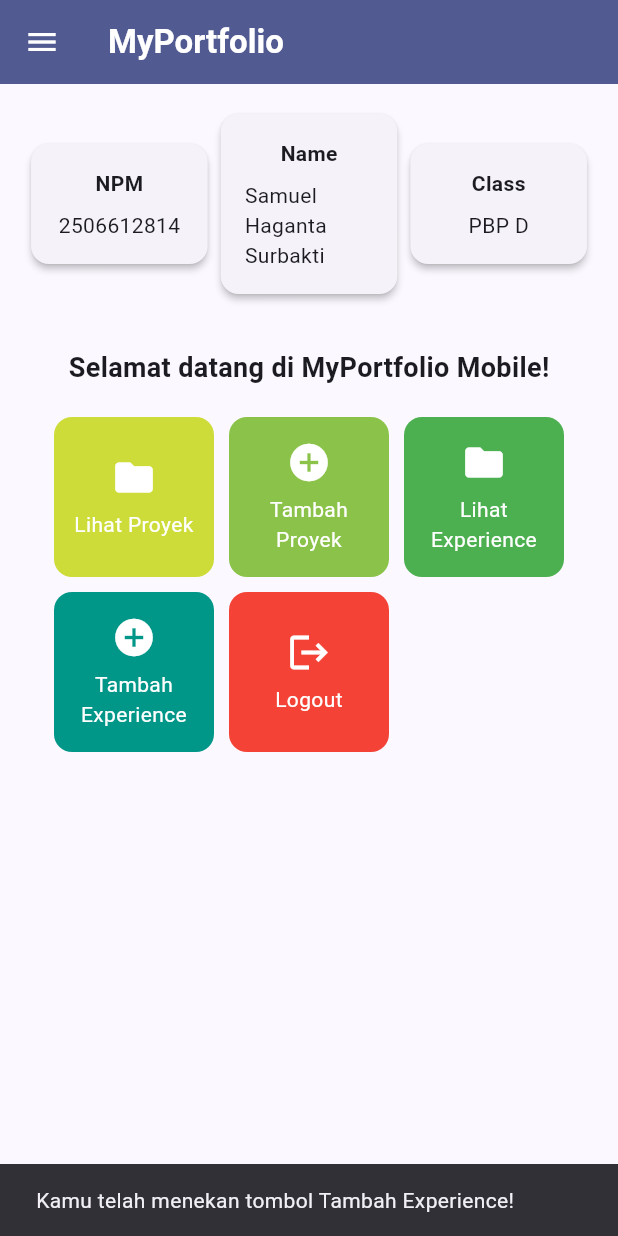
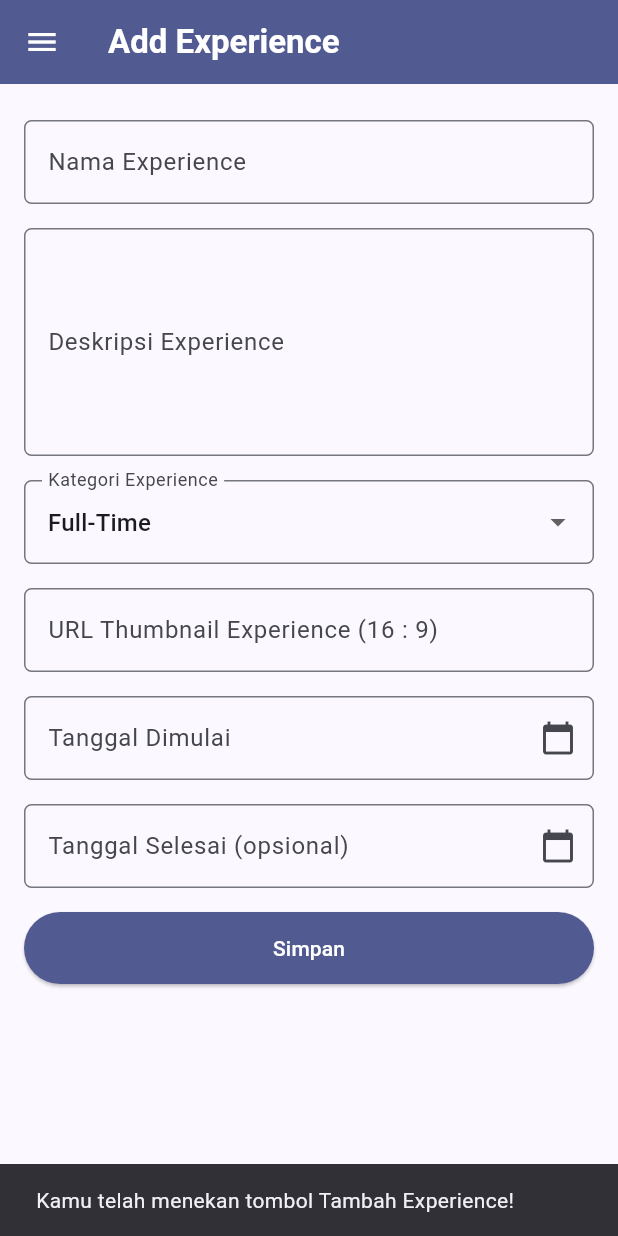
Before and after one commit to SamuelHagantaSurbakti/myportofolio_mobile, a Flutter app: the LeftDrawer widget shown alone on an empty page, opened directly, after a tap on "Home", after a tap on "Tambah Experience", on a phone screen of 412 x 824 dp. Run offline on Flutter 3.47's test engine with Material 3 defaults, Android fonts, the phone set to English and light mode, and no system bars.

Commit message:
Feat: Menyelesaikan Tugas 8

```diff
--- /dev/null
+++ b/lib/screens/experience_form.dart
@@ -0,0 +1,306 @@
+import 'package:flutter/material.dart';
+import 'package:myportofolio_mobile/widgets/left_drawer.dart';
+
+class ExperienceFormPage extends StatefulWidget {
+  const ExperienceFormPage({super.key});
+
+  @override
+  State<ExperienceFormPage> createState() => _ExperienceFormPageState();
+}
+
+class _ExperienceFormPageState extends State<ExperienceFormPage> {
+  final _formKey = GlobalKey<FormState>();
+
+  final _nameController = TextEditingController();
+  final _descriptionController = TextEditingController();
+  final _thumbnailController = TextEditingController();
+  final _startDateController = TextEditingController();
+  final _endDateController = TextEditingController();
+  final _passwordController = TextEditingController();
+
+  String _category = 'Full-Time';
+  DateTime? _startDate;
+  DateTime? _endDate;
+
+  // Sesuaikan dengan pilihan kategori di model Django-mu
+  final List<String> _categories = [
+    'Full-Time',
+    'Part-Time',
+    'Internship',
+    'Freelance',
+    'Volunteer',
+    'Research',
+  ];
+
+  @override
+  void dispose() {
+    _nameController.dispose();
+    _descriptionController.dispose();
+    _thumbnailController.dispose();
+    _startDateController.dispose();
+    _endDateController.dispose();
+    _passwordController.dispose();
+    super.dispose();
+  }
+
+  String _formatDate(DateTime d) =>
+      '${d.year}-${d.month.toString().padLeft(2, '0')}-${d.day.toString().padLeft(2, '0')}';
+
+  Future<void> _pickDate({required bool isStart}) async {
+    final initial = (isStart ? _startDate : _endDate) ?? DateTime.now();
+    final picked = await showDatePicker(
+      context: context,
+      initialDate: initial,
+      firstDate: DateTime(2000),
+      lastDate: DateTime(2100),
+    );
+    if (picked == null || !mounted) return;
+    setState(() {
+      if (isStart) {
+        _startDate = picked;
+        _startDateController.text = _formatDate(picked);
+      } else {
+        _endDate = picked;
+        _endDateController.text = _formatDate(picked);
+      }
+    });
+  }
+
+  bool _isValidUrl(String value) {
+    final uri = Uri.tryParse(value);
+    return uri != null &&
+        (uri.scheme == 'http' || uri.scheme == 'https') &&
+        uri.host.isNotEmpty;
+  }
+
+  void _resetForm() {
+    _formKey.currentState!.reset();
+    _nameController.clear();
+    _descriptionController.clear();
+    _thumbnailController.clear();
+    _startDateController.clear();
+    _endDateController.clear();
+    _passwordController.clear();
+    setState(() {
+      _category = 'Full-Time';
+      _startDate = null;
+      _endDate = null;
+    });
+  }
+
+  void _showSummary() {
+    showDialog(
+      context: context,
+      builder: (context) {
+        return AlertDialog(
+          title: const Text('Experience berhasil ditambahkan!'),
+          content: SingleChildScrollView(
+            child: Column(
+              crossAxisAlignment: CrossAxisAlignment.start,
+              children: [
+                Text('Nama Experience: ${_nameController.text.trim()}'),
+                Text('Deskripsi: ${_descriptionController.text.trim()}'),
+                Text('Kategori: $_category'),
+                Text('URL Thumbnail: ${_thumbnailController.text.trim()}'),
+                Text('Tanggal Dimulai: ${_startDateController.text}'),
+                Text(
+                  'Tanggal Selesai: '
+                  '${_endDateController.text.isEmpty ? "-" : _endDateController.text}',
+                ),
+                // Password sengaja disamarkan di ringkasan
+                Text('Password: ${'•' * _passwordController.text.length}'),
+              ],
+            ),
+          ),
+          actions: [
+            TextButton(
+              child: const Text('OK'),
+              onPressed: () {
+                Navigator.pop(context);
+                _resetForm();
+              },
+            ),
+          ],
+        );
+      },
+    );
+  }
+
+  InputDecoration _decoration(String label, {String? hint}) {
+    return InputDecoration(
+      labelText: label,
+      hintText: hint ?? label,
+      border: OutlineInputBorder(borderRadius: BorderRadius.circular(5.0)),
+    );
+  }
+
+  @override
+  Widget build(BuildContext context) {
+    return Scaffold(
+      appBar: AppBar(
+        title: const Text(
+          'Add Experience',
+          style: TextStyle(color: Colors.white, fontWeight: FontWeight.bold),
+        ),
+        backgroundColor: Theme.of(context).colorScheme.primary,
+        iconTheme: const IconThemeData(color: Colors.white),
+      ),
+      drawer: const LeftDrawer(),
+      body: Form(
+        key: _formKey,
+        child: SingleChildScrollView(
+          keyboardDismissBehavior: ScrollViewKeyboardDismissBehavior.onDrag,
+          padding: const EdgeInsets.all(16.0),
+          child: Column(
+            crossAxisAlignment: CrossAxisAlignment.stretch,
+            children: [
+              // === Nama Experience ===
+              Padding(
+                padding: const EdgeInsets.symmetric(vertical: 8.0),
+                child: TextFormField(
+                  controller: _nameController,
+                  decoration: _decoration(
+                    'Nama Experience',
+                    hint: 'Contoh: Software Engineer Intern',
+                  ),
+                  validator: (value) {
+                    final v = value?.trim() ?? '';
+                    if (v.isEmpty) return 'Nama experience tidak boleh kosong!';
+                    if (v.length < 3) {
+                      return 'Nama experience minimal 3 karakter!';
+                    }
+                    if (v.length > 100) {
+                      return 'Nama experience maksimal 100 karakter!';
+                    }
+                    return null;
+                  },
+                ),
+              ),
+
+              // === Deskripsi Experience ===
+              Padding(
+                padding: const EdgeInsets.symmetric(vertical: 8.0),
+                child: TextFormField(
+                  controller: _descriptionController,
+                  maxLines: 5,
+                  decoration: _decoration(
+                    'Deskripsi Experience',
+                    hint: 'Ceritakan peran dan kontribusimu...',
+                  ),
+                  validator: (value) {
+                    final v = value?.trim() ?? '';
+                    if (v.isEmpty) {
+                      return 'Deskripsi experience tidak boleh kosong!';
+                    }
+                    if (v.length < 10) return 'Deskripsi minimal 10 karakter!';
+                    if (v.length > 500) {
+                      return 'Deskripsi maksimal 500 karakter!';
+                    }
+                    return null;
+                  },
+                ),
+              ),
+
+              // === Kategori Experience ===
+              Padding(
+                padding: const EdgeInsets.symmetric(vertical: 8.0),
+                child: DropdownButtonFormField<String>(
+                  decoration: _decoration('Kategori Experience'),
+                  initialValue: _category,
+                  items: _categories
+                      .map((c) => DropdownMenuItem(value: c, child: Text(c)))
+                      .toList(),
+                  onChanged: (String? newValue) {
+                    setState(() {
+                      _category = newValue!;
+                    });
+                  },
+                ),
+              ),
+
+              // === URL Thumbnail ===
+              Padding(
+                padding: const EdgeInsets.symmetric(vertical: 8.0),
+                child: TextFormField(
+                  controller: _thumbnailController,
+                  keyboardType: TextInputType.url,
+                  decoration: _decoration(
+                    'URL Thumbnail Experience (16 : 9)',
+                    hint: 'https://drive.google.com/thumbnail?id=...&sz=w1000',
+                  ),
+                  validator: (value) {
+                    final v = value?.trim() ?? '';
+                    if (v.isEmpty) return 'URL thumbnail tidak boleh kosong!';
+                    if (!_isValidUrl(v)) {
+                      return 'Format URL tidak valid (harus diawali http:// atau https://)!';
+                    }
+                    return null;
+                  },
+                ),
+              ),
+
+              // === Tanggal Dimulai ===
+              Padding(
+                padding: const EdgeInsets.symmetric(vertical: 8.0),
+                child: TextFormField(
+                  controller: _startDateController,
+                  readOnly: true,
+                  decoration: _decoration('Tanggal Dimulai')
+                      .copyWith(suffixIcon: const Icon(Icons.calendar_today)),
+                  onTap: () => _pickDate(isStart: true),
+                  validator: (value) {
+                    if (value == null || value.isEmpty) {
+                      return 'Tanggal dimulai harus dipilih!';
+                    }
+                    return null;
+                  },
+                ),
+              ),
+
+              // === Tanggal Selesai (opsional) ===
+              Padding(
+                padding: const EdgeInsets.symmetric(vertical: 8.0),
+                child: TextFormField(
+                  controller: _endDateController,
+                  readOnly: true,
+                  decoration: _decoration('Tanggal Selesai (opsional)')
+                      .copyWith(suffixIcon: const Icon(Icons.calendar_today)),
+                  onTap: () => _pickDate(isStart: false),
+                  validator: (value) {
+                    if (value == null || value.isEmpty) return null;
+                    if (_startDate != null &&
+                        _endDate != null &&
+                        _endDate!.isBefore(_startDate!)) {
+                      return 'Tanggal selesai tidak boleh sebelum tanggal dimulai!';
+                    }
+                    return null;
+                  },
+                ),
+              ),
+
+              // === Tombol Simpan ===
+              Padding(
+                padding: const EdgeInsets.symmetric(vertical: 8.0),
+                child: ElevatedButton(
+                  style: ElevatedButton.styleFrom(
+                    backgroundColor: Theme.of(context).colorScheme.primary,
+                    padding: const EdgeInsets.symmetric(vertical: 14),
+                  ),
+                  onPressed: () {
+                    if (_formKey.currentState!.validate()) {
+                      _showSummary();
+                    }
+                  },
+                  child: const Text(
+                    'Simpan',
+                    style: TextStyle(color: Colors.white),
+                  ),
+                ),
+              ),
+            ],
+          ),
+        ),
+      ),
+    );
+  }
+}
--- a/lib/screens/menu.dart
+++ b/lib/screens/menu.dart
@@ -1,7 +1,6 @@
 import 'package:flutter/material.dart';
 import 'package:myportofolio_mobile/widgets/left_drawer.dart';
 import 'package:myportofolio_mobile/widgets/project_card.dart';
-import 'package:myportofolio_mobile/screens/project_form.dart';
 
 class MyHomePage extends StatelessWidget {
   MyHomePage({super.key});
--- a/lib/widgets/left_drawer.dart
+++ b/lib/widgets/left_drawer.dart
@@ -1,6 +1,7 @@
 import 'package:flutter/material.dart';
 import 'package:myportofolio_mobile/screens/menu.dart';
 import 'package:myportofolio_mobile/screens/project_form.dart';
+import 'package:myportofolio_mobile/screens/experience_form.dart';
 
 class LeftDrawer extends StatelessWidget {
   const LeftDrawer({super.key});
@@ -34,7 +35,6 @@ class LeftDrawer extends StatelessWidget {
           ListTile(
             leading: const Icon(Icons.home_outlined),
             title: const Text('Home'),
-            // Navigasi ke halaman utama portofolio
             onTap: () {
               Navigator.pushReplacement(
                 context,
@@ -45,11 +45,24 @@ class LeftDrawer extends StatelessWidget {
           ListTile(
             leading: const Icon(Icons.add_circle_outline),
             title: const Text('Add Project'),
-            // Navigasi ke halaman tambah proyek
             onTap: () {
               Navigator.pushReplacement(
                 context,
-                MaterialPageRoute(builder: (context) => ProjectFormPage()),
+                MaterialPageRoute(
+                  builder: (context) => const ProjectFormPage(),
+                ),
+              );
+            },
+          ),
+          ListTile(
+            leading: const Icon(Icons.work_outline),
+            title: const Text('Add Experience'),
+            onTap: () {
+              Navigator.pushReplacement(
+                context,
+                MaterialPageRoute(
+                  builder: (context) => const ExperienceFormPage(),
+                ),
               );
             },
           ),
--- a/lib/widgets/project_card.dart
+++ b/lib/widgets/project_card.dart
@@ -1,6 +1,7 @@
 import 'package:myportofolio_mobile/screens/menu.dart';
 import 'package:flutter/material.dart';
 import 'package:myportofolio_mobile/screens/project_form.dart';
+import 'package:myportofolio_mobile/screens/experience_form.dart';
 
 class ItemCard extends StatelessWidget {
   final ItemHomepage item;
@@ -26,11 +27,17 @@ class ItemCard extends StatelessWidget {
             );
 
           // Navigate ke halaman yang sesuai
-          if (item.name == "Tambah Proyek") {
-            // TODO: Gunakan Navigator.push() untuk melakukan navigasi ke MaterialPageRoute yang mencakup ProjectFormPage
+           if (item.name == "Tambah Proyek") {
             Navigator.push(
               context,
               MaterialPageRoute(builder: (context) => const ProjectFormPage()),
+            );
+          } else if (item.name == "Tambah Experience") {
+            Navigator.push(
+              context,
+              MaterialPageRoute(
+                builder: (context) => const ExperienceFormPage(),
+              ),
             );
           }
         },
```
Also changed, not shown: lib/screens/project_form.dart (+231 -117 lines), 1 other file.
